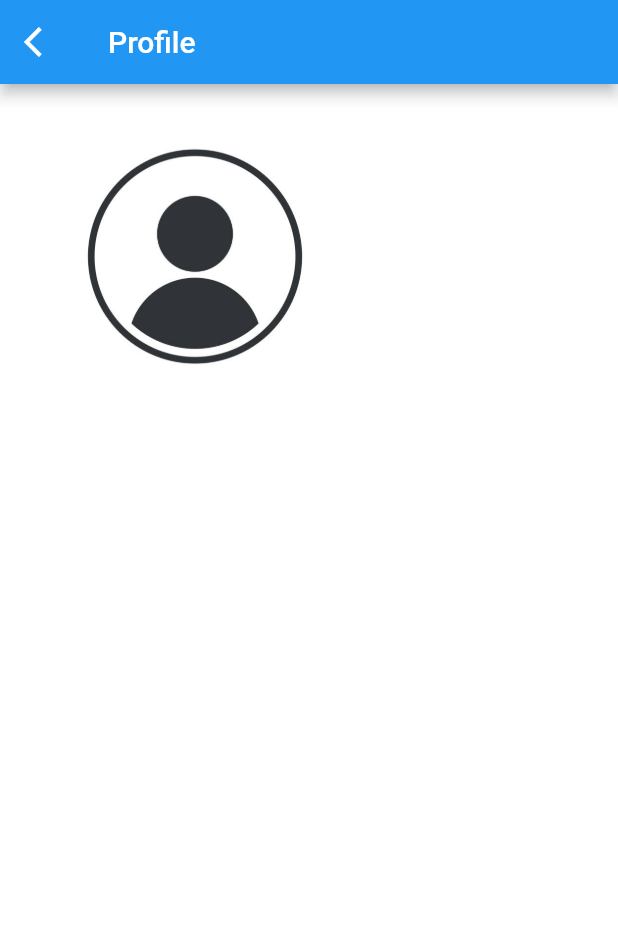
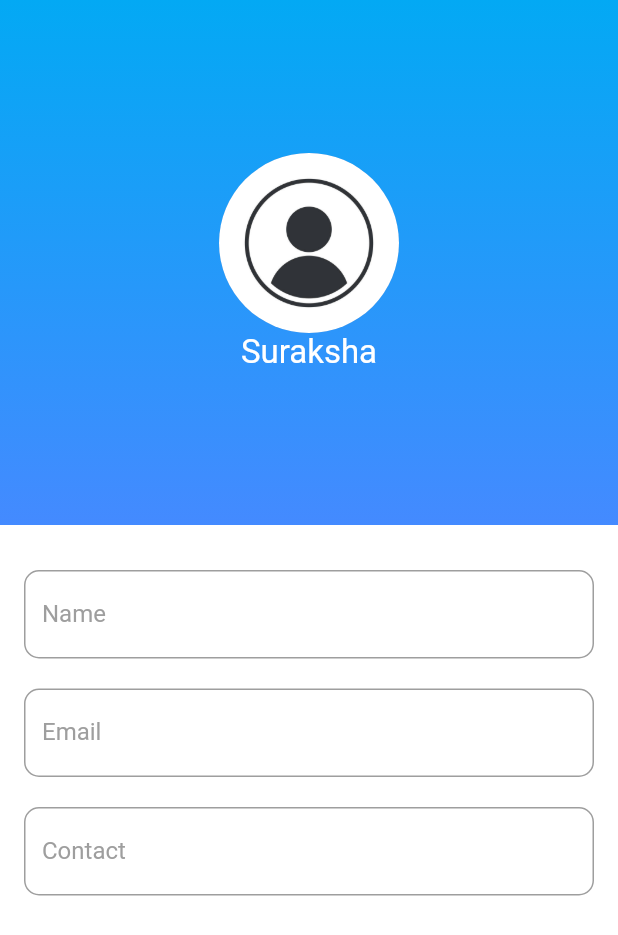
Before and after one commit to SIBA-CMS-FYP/SIBA_CMS2_FYP, a Flutter app: the profile screen opened directly, on a phone screen of 412 x 824 dp. Shown: the top 935 px of the screen. Run offline on Flutter 3.47's test engine with Material 2 defaults, Android fonts, the phone set to English and light mode, and no system bars; our stand-ins replace animated_splash_screen, curved_navigation_bar, flutter_neumorphic, get, page_transition.

Commit message:
profile done

```diff
--- a/lib/routes/profile.dart
+++ b/lib/routes/profile.dart
@@ -6,39 +6,90 @@ class profile extends StatelessWidget {
 
   @override
   Widget build(BuildContext context) {
+ return Scaffold(
+      body: Column(
+        children: [
+          Container(
+              decoration: BoxDecoration(
+                  gradient: LinearGradient(
+                      begin: Alignment.topCenter,
+                      end: Alignment.bottomCenter,
+                      colors: [Colors.lightBlue, Colors.blueAccent]
+                  )
+              ),
+              child: Container(
+                width: double.infinity,
+                height: 350.0,
+                child: Center(
+                  child: Column(
+                    crossAxisAlignment: CrossAxisAlignment.center,
+                    mainAxisAlignment: MainAxisAlignment.center,
+                    children: [
 
- return Scaffold(
-
-   appBar: AppBar(
-         backgroundColor: Colors.blue,
-         title: Text("Profile"),
-        leading: IconButton(
-          onPressed: (){
-          Navigator.pop(context);
-        },
-         icon: Icon(
-          Icons.arrow_back_ios,
-
+                      CircleAvatar(
+                         backgroundImage: new AssetImage("assets/images/profile.jpg" ),
+                         radius: 60.0,
                        ),
+                      Text(
+                        "Suraksha",
+                        style: TextStyle(
+                          fontSize: 22.0,
+                          color: Colors.white,
                         ),
                       ),
 
-      body: Center(
+                    ],
+                  ),
+                ),
+              )
+          ),
+          Container(
+            child: Padding(
+              padding: const EdgeInsets.symmetric(vertical: 30.0,horizontal: 16.0),
               child: Column(
-          children: <Widget>[
-            Padding(
-              padding: const EdgeInsets.only(
-                  top: 15.0, bottom: 18.0, right: 50.0, left: 30.0),
-              child: Row(
-                children: <Widget>[
-                  Container(
-                    height: 200.0,
-                    width: 200.0,
-                    decoration: BoxDecoration(
-                        shape: BoxShape.circle,
-                        image: DecorationImage(
-                          image: new AssetImage("assets/images/profile.jpg"),
-                           fit: BoxFit.cover
+                mainAxisAlignment: MainAxisAlignment.center,
+                crossAxisAlignment: CrossAxisAlignment.start,
+                children: [
+            TextFormField(
+    textInputAction: TextInputAction.newline,
+    keyboardType: TextInputType.multiline,
+    decoration: InputDecoration(
+      labelText: "Name",
+     labelStyle: TextStyle(color: Colors.grey ),
+
+        border: OutlineInputBorder(
+        borderRadius: BorderRadius.all(Radius.circular(10))
+        )
+    ),
+            ),
+            SizedBox(
+            height: 20.0,
+          ),
+             TextFormField(
+    textInputAction: TextInputAction.newline,
+    keyboardType: TextInputType.multiline,
+    decoration: InputDecoration(
+      labelText: "Email",
+     labelStyle: TextStyle(color: Colors.grey ),
+
+        border: OutlineInputBorder(
+        borderRadius: BorderRadius.all(Radius.circular(10))
+        )
+    ),
+            ),
+
+            SizedBox(
+            height: 20.0,
+          ),
+             TextFormField(
+    textInputAction: TextInputAction.newline,
+    keyboardType: TextInputType.multiline,
+    decoration: InputDecoration(
+      labelText: "Contact",
+     labelStyle: TextStyle(color: Colors.grey ),
+
+        border: OutlineInputBorder(
+        borderRadius: BorderRadius.all(Radius.circular(10))
         )
     ),
             ),
@@ -46,13 +97,11 @@ class profile extends StatelessWidget {
                 ],
               ),
             ),
-          ],
-
           ),
 
 
+        ],
       ),
-
     );
   }
 }
```
Lines whose indentation alone changed are shown as unchanged.
